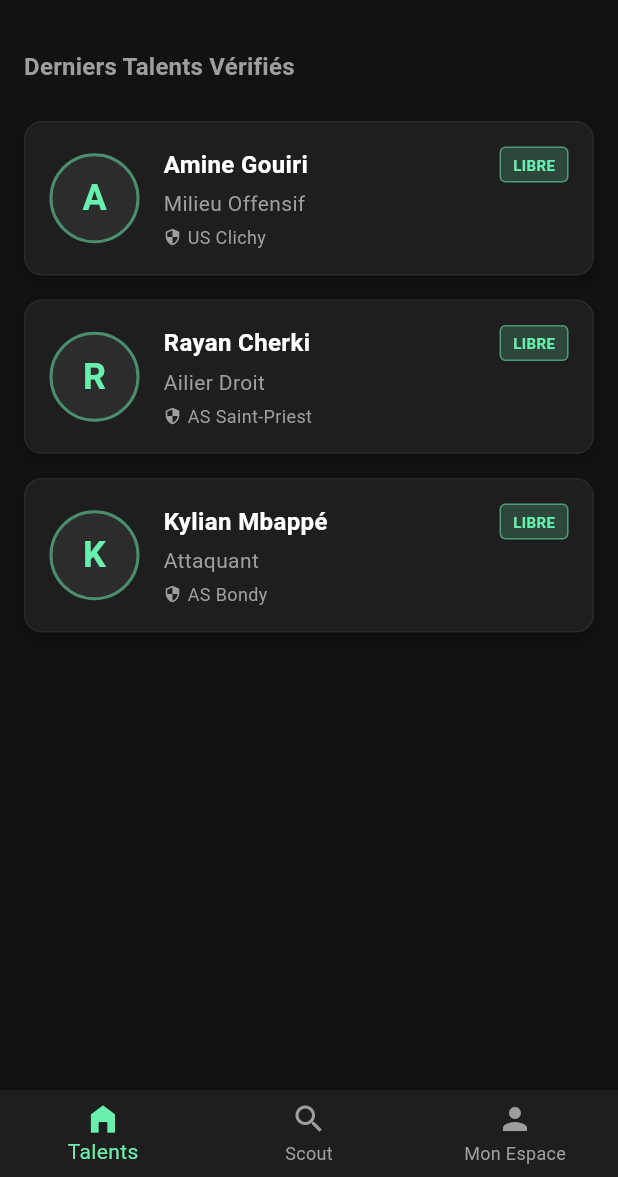
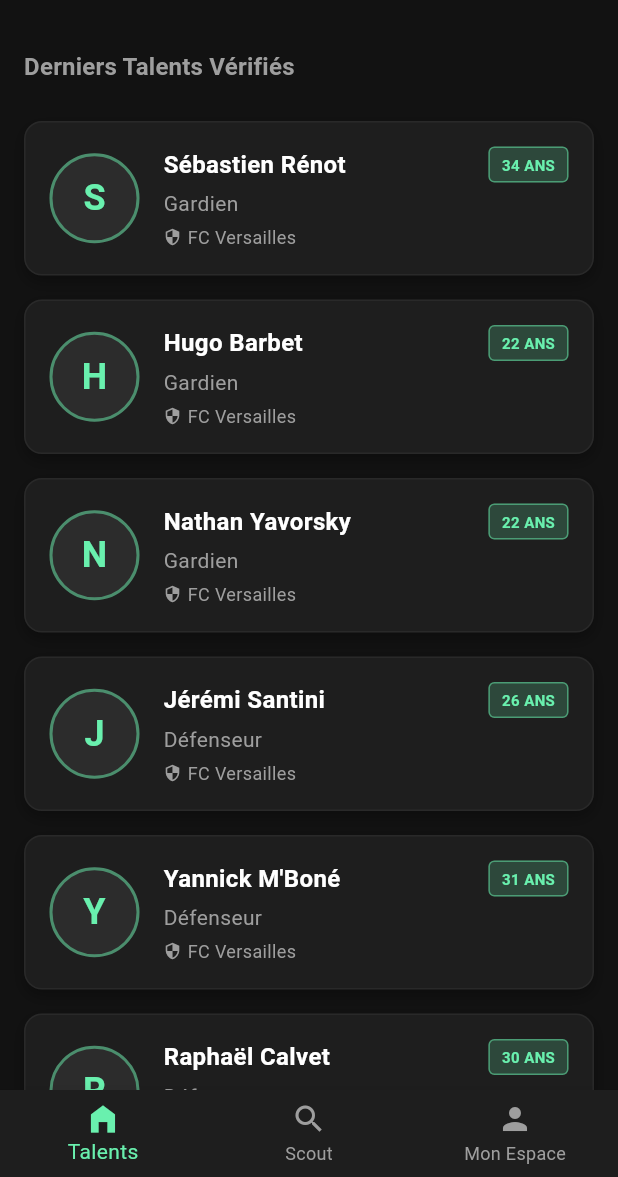
Before and after one commit to rayanebahri23/footin-app, a Flutter app: the screen it shows after launch, on a phone screen of 412 x 824 dp, the part 59-1236 px from its top. Run offline on Flutter 3.47's test engine with Material 3 defaults, Android fonts, the phone set to English and light mode, and no system bars.

Commit message:
Feat: Integrate real squad data (Versailles, Sochaux, Dijon)

```diff
--- /dev/null
+++ b/lib/data/players.dart
@@ -0,0 +1,84 @@
+
+final List<Map<String, dynamic>> kPlayers = [
+  // --- FC Versailles 78 ---
+  // Gardiens
+  {'name': 'Sébastien Rénot', 'position': 'Gardien', 'club': 'FC Versailles', 'age': 34, 'rating': 72},
+  {'name': 'Hugo Barbet', 'position': 'Gardien', 'club': 'FC Versailles', 'age': 22, 'rating': 65},
+  {'name': 'Nathan Yavorsky', 'position': 'Gardien', 'club': 'FC Versailles', 'age': 22, 'rating': 64},
+  // Défenseurs
+  {'name': 'Jérémi Santini', 'position': 'Défenseur', 'club': 'FC Versailles', 'age': 26, 'rating': 68},
+  {'name': 'Yannick M\'Boné', 'position': 'Défenseur', 'club': 'FC Versailles', 'age': 31, 'rating': 70},
+  {'name': 'Raphaël Calvet', 'position': 'Défenseur', 'club': 'FC Versailles', 'age': 30, 'rating': 69},
+  {'name': 'Mathias Fischer', 'position': 'Défenseur', 'club': 'FC Versailles', 'age': 26, 'rating': 67},
+  {'name': 'Melih Altikulac', 'position': 'Défenseur', 'club': 'FC Versailles', 'age': 22, 'rating': 65},
+  {'name': 'Romain Basque', 'position': 'Défenseur', 'club': 'FC Versailles', 'age': 29, 'rating': 71},
+  {'name': 'Djamal Moussadek', 'position': 'Défenseur', 'club': 'FC Versailles', 'age': 22, 'rating': 68},
+  {'name': 'Ryan Tchato', 'position': 'Défenseur', 'club': 'FC Versailles', 'age': 20, 'rating': 66},
+  // Milieux
+  {'name': 'Tom Renaud', 'position': 'Milieu', 'club': 'FC Versailles', 'age': 24, 'rating': 68},
+  {'name': 'Jawed Kalai', 'position': 'Milieu', 'club': 'FC Versailles', 'age': 24, 'rating': 66},
+  {'name': 'Samir Ben Brahim', 'position': 'Milieu', 'club': 'FC Versailles', 'age': 22, 'rating': 67},
+  {'name': 'Bilal Hend', 'position': 'Milieu', 'club': 'FC Versailles', 'age': 25, 'rating': 65},
+  {'name': 'Mohamed Traoré', 'position': 'Milieu', 'club': 'FC Versailles', 'age': 31, 'rating': 69},
+  {'name': 'Ali Ouchen', 'position': 'Milieu', 'club': 'FC Versailles', 'age': 22, 'rating': 64},
+  // Attaquants
+  {'name': 'Shelton Guillaume', 'position': 'Attaquant', 'club': 'FC Versailles', 'age': 27, 'rating': 70},
+  {'name': 'Cédric Odzoumo', 'position': 'Attaquant', 'club': 'FC Versailles', 'age': 29, 'rating': 68},
+  {'name': 'Patrick Koffi', 'position': 'Attaquant', 'club': 'FC Versailles', 'age': 23, 'rating': 66},
+  {'name': 'Karim Tlili', 'position': 'Attaquant', 'club': 'FC Versailles', 'age': 35, 'rating': 67},
+  {'name': 'Ibrahima Doucouré', 'position': 'Attaquant', 'club': 'FC Versailles', 'age': 20, 'rating': 63},
+  {'name': 'Jonathan Kodjia', 'position': 'Attaquant', 'club': 'FC Versailles', 'age': 35, 'rating': 74},
+
+  // --- FC Sochaux-Montbéliard ---
+  // Gardiens
+  {'name': 'Mehdi Jeannin', 'position': 'Gardien', 'club': 'FC Sochaux', 'age': 33, 'rating': 73},
+  {'name': 'Alexandre Pierre', 'position': 'Gardien', 'club': 'FC Sochaux', 'age': 23, 'rating': 66},
+  {'name': 'Manu Agro', 'position': 'Gardien', 'club': 'FC Sochaux', 'age': 22, 'rating': 64},
+  // Défenseurs
+  {'name': 'Mathieu Peybernes', 'position': 'Défenseur', 'club': 'FC Sochaux', 'age': 34, 'rating': 74},
+  {'name': 'Benjaloud Youssouf', 'position': 'Défenseur', 'club': 'FC Sochaux', 'age': 30, 'rating': 71},
+  {'name': 'Jules Mendy', 'position': 'Défenseur', 'club': 'FC Sochaux', 'age': 30, 'rating': 69},
+  {'name': 'Dylan Tavares', 'position': 'Défenseur', 'club': 'FC Sochaux', 'age': 28, 'rating': 70},
+  {'name': 'Julien Da Costa', 'position': 'Défenseur', 'club': 'FC Sochaux', 'age': 28, 'rating': 69},
+  {'name': 'Arthur Vitelli', 'position': 'Défenseur', 'club': 'FC Sochaux', 'age': 24, 'rating': 67},
+  // Milieux
+  {'name': 'Gaëtan Weissbeck', 'position': 'Milieu', 'club': 'FC Sochaux', 'age': 28, 'rating': 75},
+  {'name': 'Samy Baghdadi', 'position': 'Milieu', 'club': 'FC Sochaux', 'age': 27, 'rating': 68},
+  {'name': 'Benjamin Gomel', 'position': 'Milieu', 'club': 'FC Sochaux', 'age': 26, 'rating': 69},
+  {'name': 'Tony Mauricio', 'position': 'Milieu', 'club': 'FC Sochaux', 'age': 30, 'rating': 73},
+  {'name': 'Kevin Hoggas', 'position': 'Milieu', 'club': 'FC Sochaux', 'age': 33, 'rating': 71},
+  {'name': 'Roli Pereira De Sa', 'position': 'Milieu', 'club': 'FC Sochaux', 'age': 28, 'rating': 70},
+  {'name': 'Jonathan Mexique', 'position': 'Milieu', 'club': 'FC Sochaux', 'age': 29, 'rating': 72},
+  {'name': 'Dimitri Liénard', 'position': 'Milieu', 'club': 'FC Sochaux', 'age': 36, 'rating': 74},
+  {'name': 'Julien Masson', 'position': 'Milieu', 'club': 'FC Sochaux', 'age': 26, 'rating': 68},
+  {'name': 'Diego Michel', 'position': 'Milieu', 'club': 'FC Sochaux', 'age': 27, 'rating': 69},
+  // Attaquants
+  {'name': 'Moussa Doumbia', 'position': 'Attaquant', 'club': 'FC Sochaux', 'age': 30, 'rating': 73},
+  {'name': 'Kapitbafan Djoco', 'position': 'Attaquant', 'club': 'FC Sochaux', 'age': 29, 'rating': 67},
+  {'name': 'Julien Vétro', 'position': 'Attaquant', 'club': 'FC Sochaux', 'age': 20, 'rating': 65},
+
+  // --- Dijon FCO ---
+  // Gardiens
+  {'name': 'Paul Delecroix', 'position': 'Gardien', 'club': 'Dijon FCO', 'age': 36, 'rating': 72},
+  {'name': 'Lenny Montfort', 'position': 'Gardien', 'club': 'Dijon FCO', 'age': 22, 'rating': 66},
+  // Défenseurs
+  {'name': 'Daniel Congré', 'position': 'Défenseur', 'club': 'Dijon FCO', 'age': 40, 'rating': 75},
+  {'name': 'Quentin Bernard', 'position': 'Défenseur', 'club': 'Dijon FCO', 'age': 35, 'rating': 71},
+  {'name': 'Souleymane Cissé', 'position': 'Défenseur', 'club': 'Dijon FCO', 'age': 21, 'rating': 67},
+  {'name': 'Ismail Diallo', 'position': 'Défenseur', 'club': 'Dijon FCO', 'age': 21, 'rating': 68},
+  {'name': 'Waly Diouf', 'position': 'Défenseur', 'club': 'Dijon FCO', 'age': 27, 'rating': 69},
+  {'name': 'Lenny Lacroix', 'position': 'Défenseur', 'club': 'Dijon FCO', 'age': 21, 'rating': 65},
+  // Milieux
+  {'name': 'Bersant Celina', 'position': 'Milieu', 'club': 'Dijon FCO', 'age': 28, 'rating': 74},
+  {'name': 'Mickaël Barreto', 'position': 'Milieu', 'club': 'Dijon FCO', 'age': 34, 'rating': 72},
+  {'name': 'Jordan Marié', 'position': 'Milieu', 'club': 'Dijon FCO', 'age': 33, 'rating': 70},
+  {'name': 'Paul Bellon', 'position': 'Milieu', 'club': 'Dijon FCO', 'age': 25, 'rating': 68},
+  {'name': 'Yanis Chahid', 'position': 'Milieu', 'club': 'Dijon FCO', 'age': 20, 'rating': 66},
+  {'name': 'Adel Lembezat', 'position': 'Milieu', 'club': 'Dijon FCO', 'age': 26, 'rating': 67},
+  // Attaquants
+  {'name': 'Moussa Konaté', 'position': 'Attaquant', 'club': 'Dijon FCO', 'age': 31, 'rating': 73},
+  {'name': 'Xande Silva', 'position': 'Attaquant', 'club': 'Dijon FCO', 'age': 27, 'rating': 72},
+  {'name': 'Kevin Schur', 'position': 'Attaquant', 'club': 'Dijon FCO', 'age': 34, 'rating': 70},
+  {'name': 'Júlio Tavares', 'position': 'Attaquant', 'club': 'Dijon FCO', 'age': 36, 'rating': 76},
+  {'name': 'Joseph Mendes', 'position': 'Attaquant', 'club': 'Dijon FCO', 'age': 33, 'rating': 71},
+];
--- a/lib/main.dart
+++ b/lib/main.dart
@@ -1,4 +1,5 @@
 import 'package:flutter/material.dart';
+import 'data/players.dart';
 
 void main() {
   runApp(const FootInApp());
@@ -110,26 +111,8 @@ class HomeScreen extends StatelessWidget {
   @override
   Widget build(BuildContext context) {
     // DONNÉES FACTICES - MARKETPLACE
-    final List<Map<String, String>> players = [
-      {
-        'name': 'Amine Gouiri',
-        'position': 'Milieu Offensif',
-        'club': 'US Clichy',
-        'status': 'Libre',
-      },
-      {
-        'name': 'Rayan Cherki',
-        'position': 'Ailier Droit',
-        'club': 'AS Saint-Priest',
-        'status': 'Libre',
-      },
-      {
-        'name': 'Kylian Mbappé',
-        'position': 'Attaquant',
-        'club': 'AS Bondy',
-        'status': 'Libre', // Pour l'exemple ;)
-      },
-    ];
+    // DONNÉES RÉELLES (Versailles, Sochaux, Dijon)
+    final List<Map<String, dynamic>> players = kPlayers;
 
     return Scaffold(
       appBar: AppBar(
@@ -175,10 +158,10 @@ class HomeScreen extends StatelessWidget {
               itemBuilder: (context, index) {
                 final player = players[index];
                 return PlayerCard(
-                  name: player['name']!,
-                  position: player['position']!,
-                  club: player['club']!,
-                  status: player['status']!,
+                  name: player['name'] as String,
+                  position: player['position'] as String,
+                  club: player['club'] as String,
+                  status: "${player['age']} ANS", // Affiche l'âge dans le badge
                 );
               },
             ),
```
